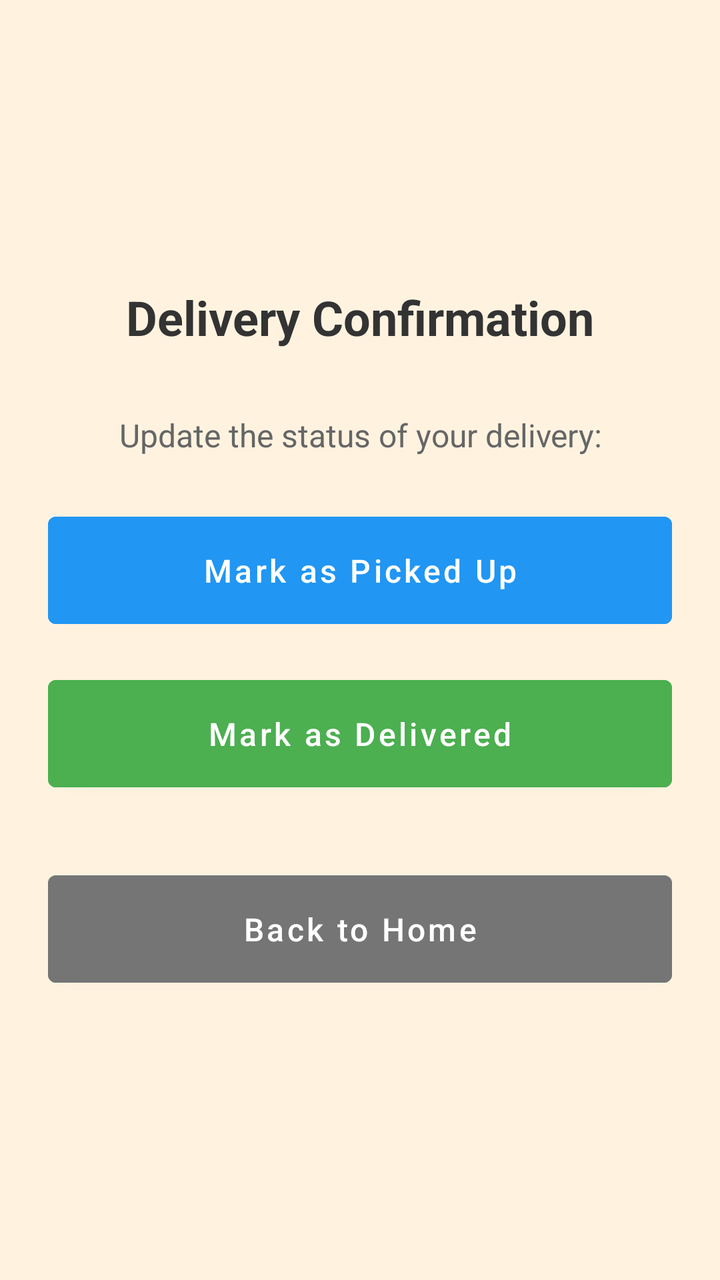
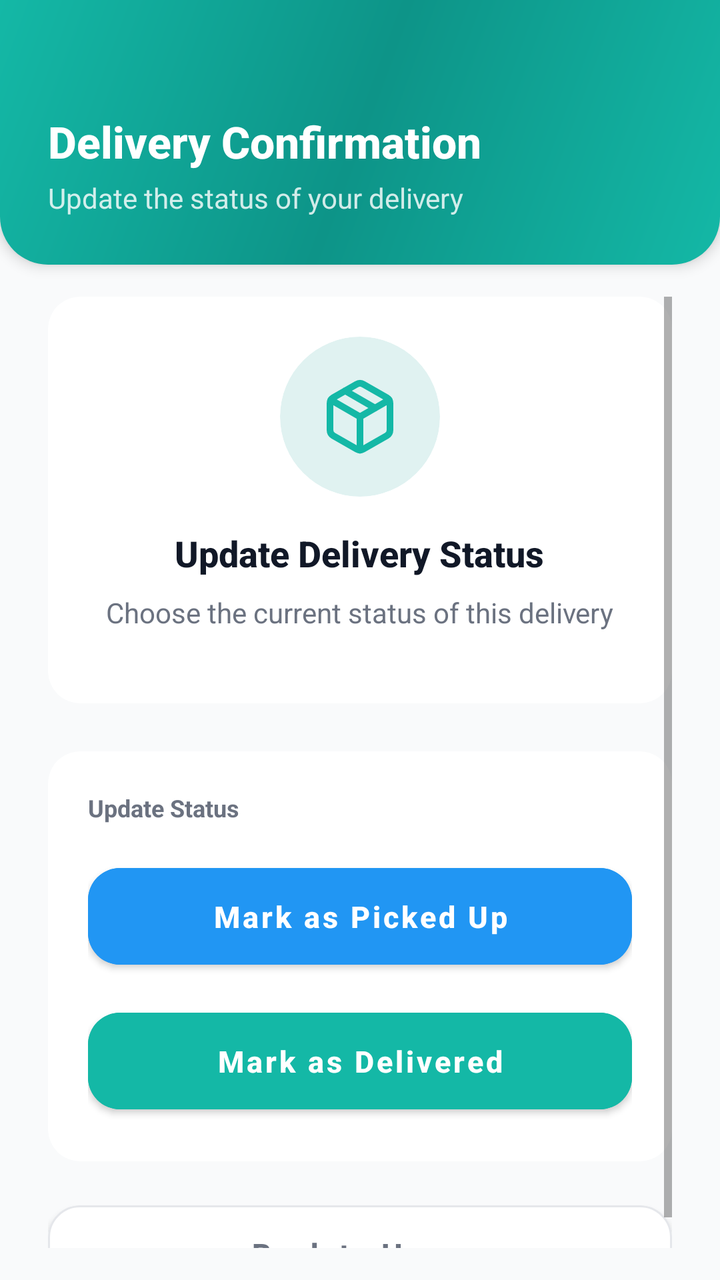

Two renders of the same Android screen: before a commit and after it. Below are the layout's source before the change and the commit's diff.
<!-- AndroidManifest.xml: application theme Theme.SmallBasket -->
<!-- res/layout/activity_delivery_confimation.xml -->
<?xml version="1.0" encoding="utf-8"?>
<LinearLayout xmlns:android="http://schemas.android.com/apk/res/android"
    xmlns:tools="http://schemas.android.com/tools"
    android:id="@+id/main"
    android:layout_width="match_parent"
    android:layout_height="match_parent"
    android:orientation="vertical"
    android:padding="24dp"
    android:gravity="center"
    android:background="#FFF3E0"
    tools:context=".DeliveryConfimationActivity">

    <TextView
        android:id="@+id/tvConfirmationTitle"
        android:layout_width="match_parent"
        android:layout_height="wrap_content"
        android:text="Delivery Confirmation"
        android:textSize="24sp"
        android:textStyle="bold"
        android:textColor="#333333"
        android:gravity="center"
        android:layout_marginBottom="32dp" />

    <TextView
        android:layout_width="match_parent"
        android:layout_height="wrap_content"
        android:text="Update the status of your delivery:"
        android:textSize="16sp"
        android:textColor="#666666"
        android:gravity="center"
        android:layout_marginBottom="24dp" />

    <Button
        android:id="@+id/btnMarkPickedUp"
        android:layout_width="match_parent"
        android:layout_height="wrap_content"
        android:text="Mark as Picked Up"
        android:textAllCaps="false"
        android:textSize="16sp"
        android:backgroundTint="#2196F3"
        android:textColor="#FFFFFF"
        android:padding="16dp"
        android:layout_marginBottom="16dp" />

    <Button
        android:id="@+id/btnMarkDelivered"
        android:layout_width="match_parent"
        android:layout_height="wrap_content"
        android:text="Mark as Delivered"
        android:textAllCaps="false"
        android:textSize="16sp"
        android:backgroundTint="#4CAF50"
        android:textColor="#FFFFFF"
        android:padding="16dp"
        android:layout_marginBottom="32dp" />

    <Button
        android:id="@+id/btnBackToHome"
        android:layout_width="match_parent"
        android:layout_height="wrap_content"
        android:text="Back to Home"
        android:textAllCaps="false"
        android:textSize="16sp"
        android:backgroundTint="#757575"
        android:textColor="#FFFFFF"
        android:padding="16dp" />

</LinearLayout>
<!-- resources referenced by this layout -->
<resources>
  <style name="Theme.SmallBasket" parent="Theme.MaterialComponents.DayNight.NoActionBar">
          
          <item name="colorPrimary">@color/teal_500</item>
          <item name="colorPrimaryVariant">@color/teal_600</item>
          <item name="colorOnPrimary">@color/white</item>
  
          
          <item name="colorSecondary">@color/amber_500</item>
          <item name="colorSecondaryVariant">@color/amber_600</item>
          <item name="colorOnSecondary">@color/white</item>
  
          
          <item name="android:colorBackground">@color/bg_light</item>
          <item name="colorSurface">@color/card_bg_light</item>
          <item name="colorOnBackground">@color/text_primary</item>
          <item name="colorOnSurface">@color/text_primary</item>
  
          
          <item name="android:statusBarColor">@color/white</item>
          <item name="android:windowLightStatusBar">true</item>
  
          
          <item name="android:navigationBarColor">@color/white</item>
          <item name="android:windowLightNavigationBar">true</item>
      </style>
  <color name="teal_500">#14B8A6</color>
  <color name="teal_600">#0D9488</color>
  <color name="white">#FFFFFFFF</color>
  <color name="amber_500">#F59E0B</color>
  <color name="amber_600">#D97706</color>
  <color name="bg_light">#F9FAFB</color>
  <color name="card_bg_light">#FFFFFF</color>
  <color name="text_primary">#111827</color>
</resources>

<!-- the commit's change to res/layout/activity_delivery_confimation.xml (unified diff, before → after) -->
@@ -1,68 +1,202 @@
 <?xml version="1.0" encoding="utf-8"?>
 <LinearLayout xmlns:android="http://schemas.android.com/apk/res/android"
+    xmlns:app="http://schemas.android.com/apk/res-auto"
     xmlns:tools="http://schemas.android.com/tools"
     android:id="@+id/main"
     android:layout_width="match_parent"
     android:layout_height="match_parent"
     android:orientation="vertical"
-    android:padding="24dp"
-    android:gravity="center"
-    android:background="#FFF3E0"
+    android:background="#F9FAFB"
+    android:fitsSystemWindows="false"
     tools:context=".DeliveryConfimationActivity">
 
-    <TextView
-        android:id="@+id/tvConfirmationTitle"
+    
+    <LinearLayout
+        android:id="@+id/headerLayout"
         android:layout_width="match_parent"
         android:layout_height="wrap_content"
-        android:text="Delivery Confirmation"
-        android:textSize="24sp"
-        android:textStyle="bold"
-        android:textColor="#333333"
-        android:gravity="center"
-        android:layout_marginBottom="32dp" />
-
-    <TextView
+        android:orientation="vertical"
+        android:background="@drawable/bg_teal_gradient"
+        android:paddingTop="48dp"
+        android:paddingBottom="24dp"
+        android:paddingStart="24dp"
+        android:paddingEnd="24dp"
+        android:elevation="4dp">
+
+        
+        <LinearLayout
+            android:layout_width="match_parent"
+            android:layout_height="wrap_content"
+            android:layout_marginTop="8dp"
+            android:orientation="vertical">
+
+            <TextView
+                android:id="@+id/tvConfirmationTitle"
+                android:layout_width="wrap_content"
+                android:layout_height="wrap_content"
+                android:layout_marginBottom="4dp"
+                android:fontFamily="sans-serif-medium"
+                android:text="Delivery Confirmation"
+                android:textColor="#FFFFFF"
+                android:textSize="22sp"
+                android:textStyle="bold" />
+
+            <TextView
+                android:layout_width="match_parent"
+                android:layout_height="wrap_content"
+                android:alpha="0.9"
+                android:text="Update the status of your delivery"
+                android:textColor="#E6FFFFFF"
+                android:textSize="14sp" />
+        </LinearLayout>
+    </LinearLayout>
+
+    
+    <ScrollView
         android:layout_width="match_parent"
-        android:layout_height="wrap_content"
-        android:text="Update the status of your delivery:"
-        android:textSize="16sp"
-        android:textColor="#666666"
-        android:gravity="center"
-        android:layout_marginBottom="24dp" />
-
-    <Button
-        android:id="@+id/btnMarkPickedUp"
-        android:layout_width="match_parent"
-        android:layout_height="wrap_content"
-        android:text="Mark as Picked Up"
-        android:textAllCaps="false"
-        android:textSize="16sp"
-        android:backgroundTint="#2196F3"
-        android:textColor="#FFFFFF"
-        android:padding="16dp"
-        android:layout_marginBottom="16dp" />
-
-    <Button
-        android:id="@+id/btnMarkDelivered"
-        android:layout_width="match_parent"
-        android:layout_height="wrap_content"
-        android:text="Mark as Delivered"
-        android:textAllCaps="false"
-        android:textSize="16sp"
-        android:backgroundTint="#4CAF50"
-        android:textColor="#FFFFFF"
-        android:padding="16dp"
-        android:layout_marginBottom="32dp" />
-
-    <Button
-        android:id="@+id/btnBackToHome"
-        android:layout_width="match_parent"
-        android:layout_height="wrap_content"
-        android:text="Back to Home"
-        android:textAllCaps="false"
-        android:textSize="16sp"
-        android:backgroundTint="#757575"
-        android:textColor="#FFFFFF"
-        android:padding="16dp" />
+        android:layout_height="0dp"
+        android:layout_weight="1"
+        android:fillViewport="true"
+        android:paddingStart="24dp"
+        android:paddingEnd="24dp"
+        android:paddingTop="16dp"
+        android:paddingBottom="16dp">
+
+        <LinearLayout
+            android:layout_width="match_parent"
+            android:layout_height="wrap_content"
+            android:orientation="vertical"
+            android:gravity="center">
+
+            
+            <com.google.android.material.card.MaterialCardView
+                android:layout_width="match_parent"
+                android:layout_height="wrap_content"
+                android:layout_marginBottom="24dp"
+                app:cardCornerRadius="16dp"
+                app:cardElevation="0dp"
+                app:cardBackgroundColor="#FFFFFF">
+
+                <LinearLayout
+                    android:layout_width="match_parent"
+                    android:layout_height="wrap_content"
+                    android:orientation="vertical"
+                    android:padding="20dp"
+                    android:gravity="center">
+
+                    
+                    <androidx.cardview.widget.CardView
+                        android:layout_width="80dp"
+                        android:layout_height="80dp"
+                        app:cardCornerRadius="40dp"
+                        app:cardElevation="0dp"
+                        app:cardBackgroundColor="#E0F2F1"
+                        android:layout_marginBottom="16dp">
+
+                        <ImageView
+                            android:layout_width="40dp"
+                            android:layout_height="40dp"
+                            android:layout_gravity="center"
+                            android:src="@drawable/ic_package"
+                            app:tint="#14B8A6" />
+                    </androidx.cardview.widget.CardView>
+
+                    <TextView
+                        android:layout_width="wrap_content"
+                        android:layout_height="wrap_content"
+                        android:text="Update Delivery Status"
+                        android:textColor="#111827"
+                        android:textSize="18sp"
+                        android:textStyle="bold"
+                        android:fontFamily="sans-serif-medium"
+                        android:layout_marginBottom="8dp" />
+
+                    <TextView
+                        android:layout_width="wrap_content"
+                        android:layout_height="wrap_content"
+                        android:text="Choose the current status of this delivery"
+                        android:textColor="#6B7280"
+                        android:textSize="14sp"
+                        android:gravity="center"
+                        android:layout_marginBottom="16dp" />
+
+                </LinearLayout>
+            </com.google.android.material.card.MaterialCardView>
+
+            
+            <com.google.android.material.card.MaterialCardView
+                android:layout_width="match_parent"
+                android:layout_height="wrap_content"
+                android:layout_marginBottom="16dp"
+                app:cardCornerRadius="16dp"
+                app:cardElevation="0dp"
+                app:cardBackgroundColor="#FFFFFF">
+
+                <LinearLayout
+                    android:layout_width="match_parent"
+                    android:layout_height="wrap_content"
+                    android:orientation="vertical"
+                    android:padding="20dp">
+
+                    
+                    <TextView
+                        android:layout_width="wrap_content"
+                        android:layout_height="wrap_content"
+                        android:text="Update Status"
+                        android:textColor="#6B7280"
+                        android:textSize="12sp"
+                        android:textStyle="bold"
+                        android:layout_marginBottom="16dp"/>
+
+                    
+                    <com.google.android.material.button.MaterialButton
+                        android:id="@+id/btnMarkPickedUp"
+                        android:layout_width="match_parent"
+                        android:layout_height="wrap_content"
+                        android:backgroundTint="#2196F3"
+                        android:paddingVertical="14dp"
+                        android:text="Mark as Picked Up"
+                        android:textAllCaps="false"
+                        android:textColor="#FFFFFF"
+                        android:textSize="15sp"
+                        android:textStyle="bold"
+                        app:cornerRadius="16dp"
+                        android:layout_marginBottom="12dp" />
+
+                    
+                    <com.google.android.material.button.MaterialButton
+                        android:id="@+id/btnMarkDelivered"
+                        android:layout_width="match_parent"
+                        android:layout_height="wrap_content"
+                        android:backgroundTint="#14B8A6"
+                        android:paddingVertical="14dp"
+                        android:text="Mark as Delivered"
+                        android:textAllCaps="false"
+                        android:textColor="#FFFFFF"
+                        android:textSize="15sp"
+                        android:textStyle="bold"
+                        app:cornerRadius="16dp" />
+
+                </LinearLayout>
+            </com.google.android.material.card.MaterialCardView>
+
+            
+            <com.google.android.material.button.MaterialButton
+                android:id="@+id/btnBackToHome"
+                android:layout_width="match_parent"
+                android:layout_height="wrap_content"
+                android:backgroundTint="#FFFFFF"
+                android:paddingVertical="14dp"
+                android:text="Back to Home"
+                android:textAllCaps="false"
+                android:textColor="#6B7280"
+                android:textSize="15sp"
+                android:textStyle="bold"
+                app:cornerRadius="16dp"
+                app:strokeColor="#E5E7EB"
+                app:strokeWidth="1dp" />
+
+        </LinearLayout>
+    </ScrollView>
 
 </LinearLayout>
<!-- resource entries referenced after the edit -->
@@ -1,5 +1,40 @@
 <!-- resources referenced by this layout -->
 <resources>
+  <!-- drawable bg_teal_gradient (drawable) -->
+  <?xml version="1.0" encoding="utf-8"?>
+  <shape xmlns:android="http://schemas.android.com/apk/res/android">
+      <gradient
+          android:angle="135"
+          android:startColor="#14B8A6"
+          android:centerColor="#0D9488"
+          android:endColor="#14B8A6"
+          android:type="linear" />
+      <corners
+          android:bottomLeftRadius="24dp"
+          android:bottomRightRadius="24dp" />
+  </shape>
+  <!-- drawable ic_package (drawable) -->
+  <?xml version="1.0" encoding="utf-8"?>
+  <vector xmlns:android="http://schemas.android.com/apk/res/android"
+      android:width="24dp"
+      android:height="24dp"
+      android:viewportWidth="24"
+      android:viewportHeight="24">
+      <path
+          android:strokeColor="#14B8A6"
+          android:strokeWidth="2"
+          android:strokeLineCap="round"
+          android:strokeLineJoin="round"
+          android:fillColor="#00000000"
+          android:pathData="M16.5,9.4l-9,-5.19M21,16V8a2,2 0,0 0,-1 -1.73l-7,-4a2,2 0,0 0,-2 0l-7,4A2,2 0,0 0,3 8v8a2,2 0,0 0,1 1.73l7,4a2,2 0,0 0,2 0l7,-4A2,2 0,0 0,21 16z"/>
+      <path
+          android:strokeColor="#14B8A6"
+          android:strokeWidth="2"
+          android:strokeLineCap="round"
+          android:strokeLineJoin="round"
+          android:fillColor="#00000000"
+          android:pathData="M3.27,6.96L12,12.01l8.73,-5.05M12,22.08V12"/>
+  </vector>
   <style name="Theme.SmallBasket" parent="Theme.MaterialComponents.DayNight.NoActionBar">
           
           <item name="colorPrimary">@color/teal_500</item>
